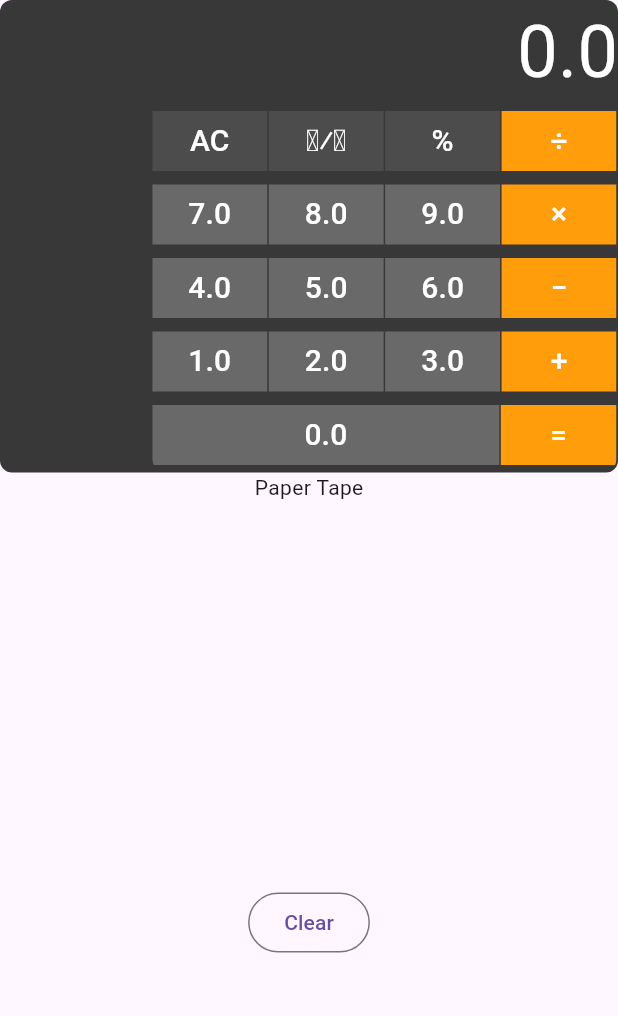
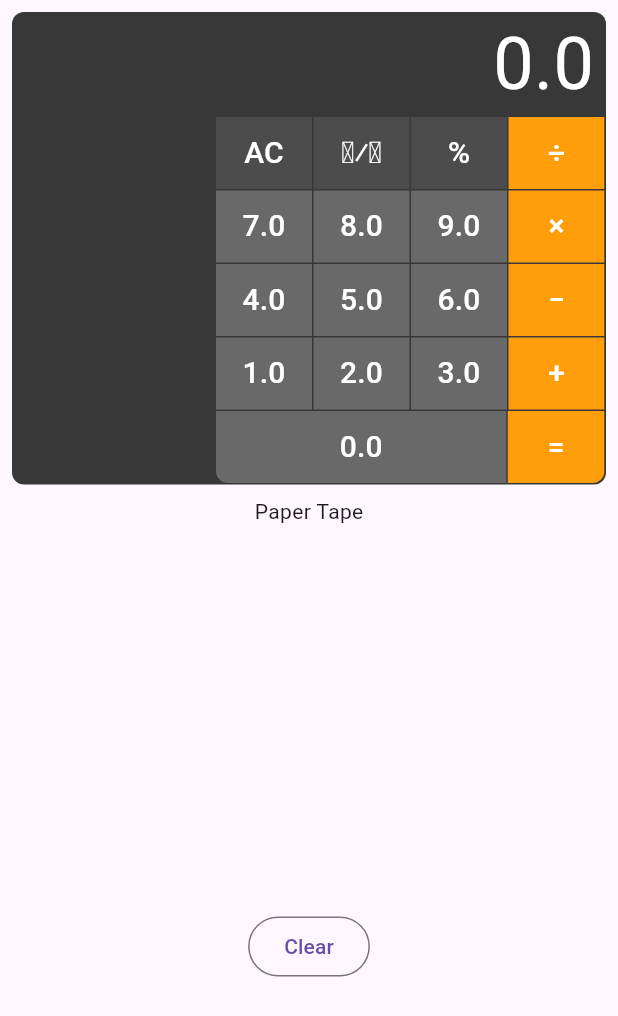
Before and after one commit to notato8dx/calculator, a Flutter app: the screen it shows after launch, on a phone screen of 412 x 824 dp. Shown: the top 1016 px of the screen. Run offline on Flutter 3.47's test engine with Material 3 defaults, Android fonts, the light colour scheme and no system bars.

Commit message:
Add more button styling

```diff
--- a/flutter/lib/button_list.dart
+++ b/flutter/lib/button_list.dart
@@ -44,15 +44,19 @@ class _State extends State<ButtonList> {
   final ButtonStyle operationButtonStyle = OutlinedButton.styleFrom(
       backgroundColor: Color(0xffff9d0b),
       foregroundColor: Color(0xffffffff),
-      shape: LinearBorder());
+      shape: LinearBorder(),
+      fixedSize: Size(58, 48),
+      padding: EdgeInsets.all(0));
   final ButtonStyle valueButtonStyle = OutlinedButton.styleFrom(
       backgroundColor: Color(0xff4c4c4c),
       foregroundColor: Color(0xffffffff),
-      shape: LinearBorder());
+      shape: LinearBorder(),
+      fixedSize: Size(58, 48),
+      padding: EdgeInsets.all(0));
   late final List<Widget> operationButtons;
   late final List<Widget> numberButtons;
 
-  var operation = operations[1];
+  var operation = operations[0];
   var shouldClearAll = true;
 
   @override
@@ -78,7 +82,9 @@ class _State extends State<ButtonList> {
                 style: OutlinedButton.styleFrom(
                     backgroundColor: Color(0xff696969),
                     foregroundColor: Color(0xffffffff),
-                    shape: LinearBorder()),
+                    shape: LinearBorder(),
+                    fixedSize: Size(58, 48),
+                    padding: EdgeInsets.all(0)),
                 onPressed: () {
                   widget.handleNumber(number);
                   setState(() {
--- a/flutter/lib/calculator.dart
+++ b/flutter/lib/calculator.dart
@@ -23,15 +23,22 @@ class _State extends State<Calculator> {
   Widget build(BuildContext context) {
     return Container(
         decoration: BoxDecoration(
-            color: Color(0xFF383838), borderRadius: BorderRadius.circular(8)),
+          color: Color(0xFF383838),
+          borderRadius: BorderRadius.circular(8),
+        ),
+        margin: EdgeInsets.all(8),
         child: Column(
             mainAxisSize: MainAxisSize.min,
             mainAxisAlignment: MainAxisAlignment.center,
             children: [
-              Row(mainAxisAlignment: MainAxisAlignment.end, children: [
-                Text(display.toString(),
-                    style: TextStyle(color: Color(0xffffffff), fontSize: 48))
-              ]),
+              Container(
+                  padding: EdgeInsets.symmetric(horizontal: 8),
+                  child:
+                      Row(mainAxisAlignment: MainAxisAlignment.end, children: [
+                    Text(display.toString(),
+                        style:
+                            TextStyle(color: Color(0xffffffff), fontSize: 48))
+                  ])),
               Container(
                   margin: EdgeInsets.all(1),
                   child:
--- a/flutter/lib/main.dart
+++ b/flutter/lib/main.dart
@@ -31,10 +31,13 @@ class _AppState extends State<App> {
             width: 256,
             child: ListView(
                 children: paperTapeEntries.map((entry) {
-              return Column(children: [
-                Text('${entry.operand1} ${entry.operator} ${entry.operand2}'),
-                Text('= ${entry.value}\n')
-              ]);
+              return Column(
+                  crossAxisAlignment: CrossAxisAlignment.start,
+                  children: [
+                    Text(
+                        '${entry.operand1} ${entry.operator} ${entry.operand2}'),
+                    Text('= ${entry.value}\n')
+                  ]);
             }).toList())),
         OutlinedButton(
             child: Text('Clear'),
```
